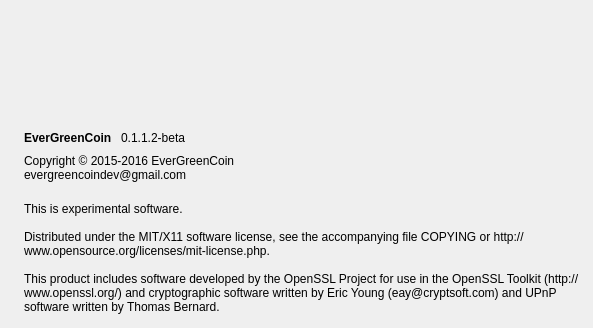
First picture: the form in src/qt/forms/aboutdialog.ui, repository EverGreenCoinDev/EverGreenCoin, before the edit; both pictures show x 0 to 593 and y 0 to 328 of the 593 by 470 pixel window.
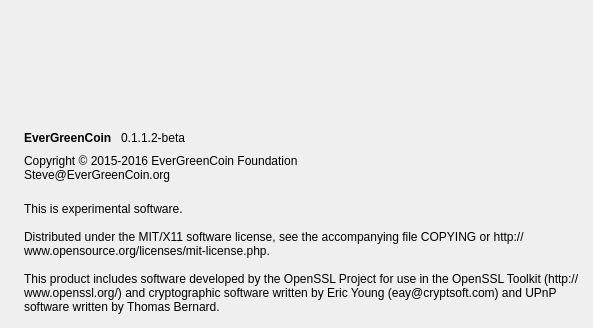
Second picture: the form after the edit. Icons and pictures are not drawn.

Patch:
```diff
--- a/src/qt/forms/aboutdialog.ui
+++ b/src/qt/forms/aboutdialog.ui
@@ -91,8 +91,8 @@
         <cursorShape>IBeamCursor</cursorShape>
        </property>
        <property name="text">
-        <string>Copyright © 2015-2016 EverGreenCoin 
-evergreencoindev@gmail.com</string>
+        <string>Copyright © 2015-2016 EverGreenCoin Foundation
+Steve@EverGreenCoin.org</string>
        </property>
        <property name="textInteractionFlags">
         <set>Qt::LinksAccessibleByMouse|Qt::TextSelectableByKeyboard|Qt::TextSelectableByMouse</set>
```
